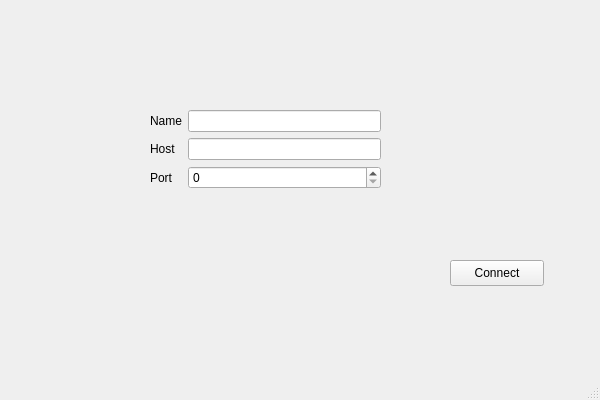
Before: the Qt Designer form client_src/clientWindow/clientwindow.ui in gonzalomartinezs/Wolfenstein3D, drawn with Qt 5.
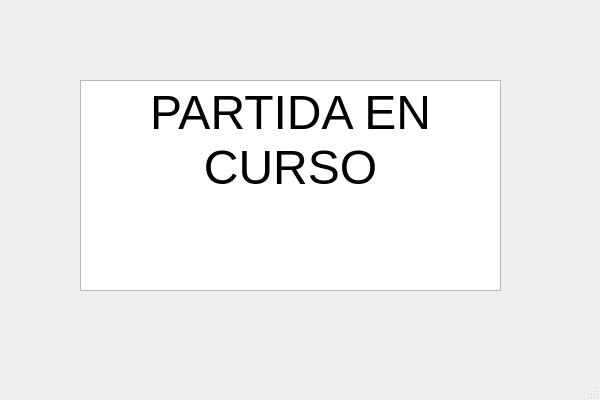
After: the same form once the commit is applied.

Diff of the .ui file:
```diff
--- a/client_src/clientWindow/clientwindow.ui
+++ b/client_src/clientWindow/clientwindow.ui
@@ -36,7 +36,7 @@
      </rect>
     </property>
     <property name="currentIndex">
-     <number>0</number>
+     <number>4</number>
     </property>
     <widget class="QWidget" name="loginPage">
      <widget class="QWidget" name="formLayoutWidget">
@@ -309,6 +309,25 @@
       </layout>
      </widget>
     </widget>
+    <widget class="QWidget" name="inGame">
+     <widget class="QTextBrowser" name="textBrowser">
+      <property name="geometry">
+       <rect>
+        <x>60</x>
+        <y>70</y>
+        <width>421</width>
+        <height>211</height>
+       </rect>
+      </property>
+      <property name="html">
+       <string>&lt;!DOCTYPE HTML PUBLIC &quot;-//W3C//DTD HTML 4.0//EN&quot; &quot;http://www.w3.org/TR/REC-html40/strict.dtd&quot;&gt;
+&lt;html&gt;&lt;head&gt;&lt;meta name=&quot;qrichtext&quot; content=&quot;1&quot; /&gt;&lt;style type=&quot;text/css&quot;&gt;
+p, li { white-space: pre-wrap; }
+&lt;/style&gt;&lt;/head&gt;&lt;body style=&quot; font-family:'Cantarell'; font-size:11pt; font-weight:400; font-style:normal;&quot;&gt;
+&lt;p align=&quot;center&quot; style=&quot; margin-top:0px; margin-bottom:0px; margin-left:0px; margin-right:0px; -qt-block-indent:0; text-indent:0px;&quot;&gt;&lt;span style=&quot; font-size:36pt;&quot;&gt;PARTIDA EN CURSO&lt;/span&gt;&lt;/p&gt;&lt;/body&gt;&lt;/html&gt;</string>
+      </property>
+     </widget>
+    </widget>
    </widget>
   </widget>
   <widget class="QMenuBar" name="menubar">
```
